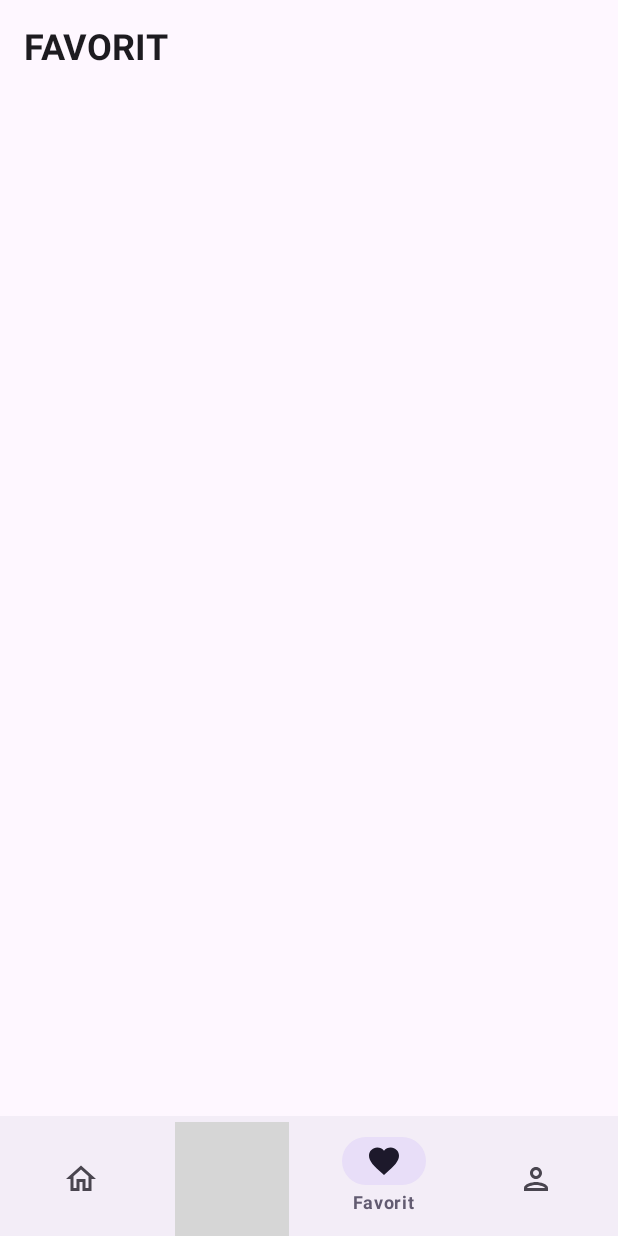
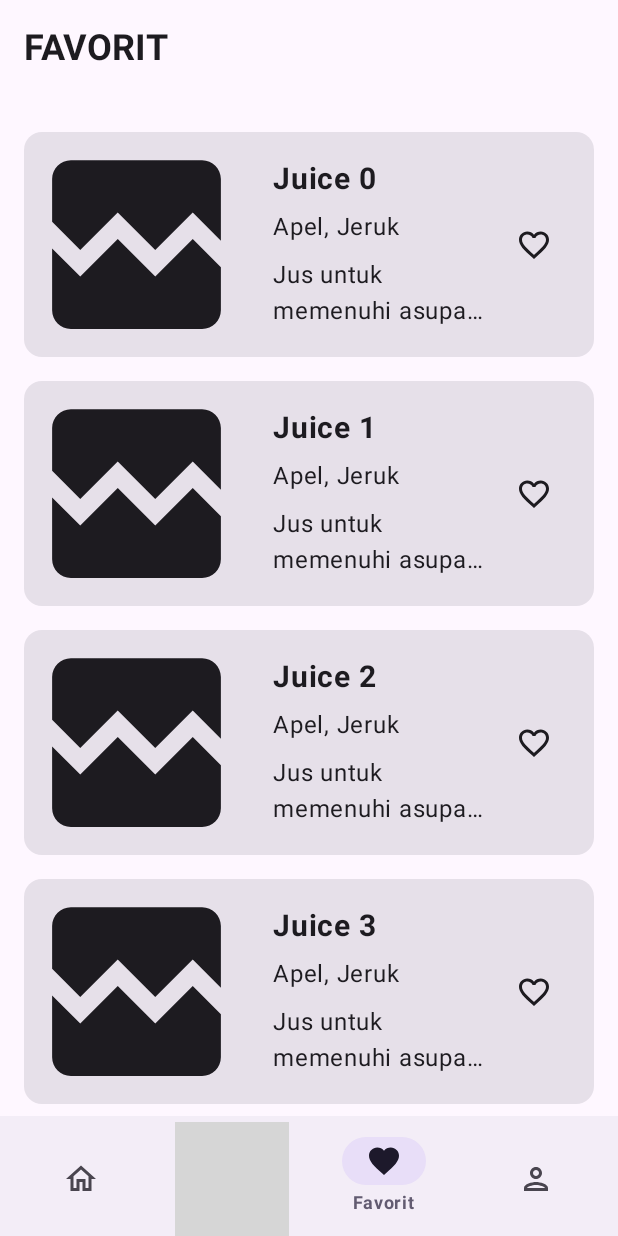
Before and after one commit to RidhwanAF/SehatScan, an Android app built with Jetpack Compose: the Favorite screen opened through its navigation route, on a phone screen of 412 x 824 dp. Run offline under Robolectric (Android 15) with nearby library versions, the light colour scheme and no system bars; our stand-ins replace Dagger/Hilt's generated code, Shimmer; pictures from the network do not load; 2 statements that could not run were skipped; grey boxes are pictures that could not be loaded.

Commit message:
Add: List Detail Screen in FAvorite

```diff
--- a/app/build.gradle.kts
+++ b/app/build.gradle.kts
@@ -45,7 +45,7 @@ android {
         buildConfig = true
     }
     composeOptions {
-        kotlinCompilerExtensionVersion = "1.5.3"
+        kotlinCompilerExtensionVersion = "1.5.13"
     }
     packaging {
         resources {
@@ -95,4 +95,7 @@ dependencies {
     implementation(libs.converter.gson)
     implementation(libs.logging.interceptor)
     ksp(libs.assisted.inject.processor)
+    implementation(libs.androidx.adaptive)
+    implementation(libs.androidx.adaptive.layout)
+    implementation(libs.androidx.adaptive.navigation)
 }
--- a/app/src/main/java/com/healthy/sehatscan/navigation/NavigationGraph.kt
+++ b/app/src/main/java/com/healthy/sehatscan/navigation/NavigationGraph.kt
@@ -116,7 +116,7 @@ fun NavigationGraph(
                 HistoryScreen(navController = navController)
             }
             composable(route = Route.MainScreen.Favorite.route) {
-                FavoriteScreen(navController = navController)
+                FavoriteScreen()
             }
             composable(route = Route.MainScreen.Profile.route) {
                 ProfileScreen()
--- /dev/null
+++ b/app/src/main/java/com/healthy/sehatscan/ui/favorite/FavoriteDetailScreen.kt
@@ -0,0 +1,54 @@
+package com.healthy.sehatscan.ui.favorite
+
+import androidx.compose.foundation.layout.Column
+import androidx.compose.foundation.layout.fillMaxSize
+import androidx.compose.foundation.layout.padding
+import androidx.compose.foundation.rememberScrollState
+import androidx.compose.foundation.verticalScroll
+import androidx.compose.material3.ExperimentalMaterial3Api
+import androidx.compose.material3.Scaffold
+import androidx.compose.material3.Text
+import androidx.compose.material3.TopAppBar
+import androidx.compose.material3.TopAppBarDefaults
+import androidx.compose.runtime.Composable
+import androidx.compose.ui.Modifier
+import androidx.compose.ui.input.nestedscroll.nestedScroll
+import androidx.compose.ui.res.stringResource
+import androidx.compose.ui.text.font.FontWeight
+import androidx.compose.ui.text.style.TextOverflow
+import androidx.compose.ui.unit.sp
+import com.healthy.sehatscan.R
+
+@OptIn(ExperimentalMaterial3Api::class)
+@Composable
+fun FavoriteDetailScreen(id: String) {
+    val scrollBehavior = TopAppBarDefaults.enterAlwaysScrollBehavior()
+    val scrollState = rememberScrollState()
+
+    Scaffold(
+        topBar = {
+            TopAppBar(
+                title = {
+                    Text(
+                        text = stringResource(R.string.favorite).uppercase(),
+                        fontWeight = FontWeight.Bold,
+                        fontSize = 24.sp,
+                        maxLines = 1,
+                        overflow = TextOverflow.Ellipsis
+                    )
+                },
+                scrollBehavior = scrollBehavior
+            )
+        },
+        modifier = Modifier.nestedScroll(scrollBehavior.nestedScrollConnection)
+    ) { innerPadding ->
+        Column(
+            modifier = Modifier
+                .fillMaxSize()
+                .padding(innerPadding)
+                .verticalScroll(scrollState)
+        ) {
+            Text(text = "Item Detail $id")
+        }
+    }
+}
--- /dev/null
+++ b/app/src/main/java/com/healthy/sehatscan/ui/favorite/FavoriteListScreen.kt
@@ -0,0 +1,156 @@
+package com.healthy.sehatscan.ui.favorite
+
+import androidx.compose.foundation.background
+import androidx.compose.foundation.layout.Arrangement
+import androidx.compose.foundation.layout.Box
+import androidx.compose.foundation.layout.Column
+import androidx.compose.foundation.layout.PaddingValues
+import androidx.compose.foundation.layout.Row
+import androidx.compose.foundation.layout.aspectRatio
+import androidx.compose.foundation.layout.fillMaxHeight
+import androidx.compose.foundation.layout.fillMaxSize
+import androidx.compose.foundation.layout.fillMaxWidth
+import androidx.compose.foundation.layout.height
+import androidx.compose.foundation.layout.padding
+import androidx.compose.foundation.lazy.LazyColumn
+import androidx.compose.material3.Card
+import androidx.compose.material3.ExperimentalMaterial3Api
+import androidx.compose.material3.Icon
+import androidx.compose.material3.IconButton
+import androidx.compose.material3.MaterialTheme
+import androidx.compose.material3.Scaffold
+import androidx.compose.material3.Text
+import androidx.compose.material3.TopAppBar
+import androidx.compose.material3.TopAppBarDefaults
+import androidx.compose.runtime.Composable
+import androidx.compose.ui.Alignment
+import androidx.compose.ui.Modifier
+import androidx.compose.ui.input.nestedscroll.nestedScroll
+import androidx.compose.ui.layout.ContentScale
+import androidx.compose.ui.res.painterResource
+import androidx.compose.ui.res.stringResource
+import androidx.compose.ui.text.font.FontWeight
+import androidx.compose.ui.text.style.TextOverflow
+import androidx.compose.ui.unit.dp
+import androidx.compose.ui.unit.sp
+import coil.compose.SubcomposeAsyncImage
+import com.healthy.sehatscan.R
+import com.valentinilk.shimmer.shimmer
+
+@OptIn(ExperimentalMaterial3Api::class)
+@Composable
+fun FavoriteListScreen(
+    onItemClicked: (String) -> Unit
+) {
+    val scrollBehavior = TopAppBarDefaults.enterAlwaysScrollBehavior()
+
+    Scaffold(
+        topBar = {
+            TopAppBar(
+                title = {
+                    Text(
+                        text = stringResource(R.string.favorite).uppercase(),
+                        fontWeight = FontWeight.Bold,
+                        fontSize = 24.sp,
+                        maxLines = 1,
+                        overflow = TextOverflow.Ellipsis
+                    )
+                },
+                scrollBehavior = scrollBehavior
+            )
+        },
+        modifier = Modifier.nestedScroll(scrollBehavior.nestedScrollConnection)
+    ) { innerPadding ->
+        LazyColumn(
+            contentPadding = PaddingValues(16.dp),
+            modifier = Modifier
+                .fillMaxSize()
+                .padding(top = innerPadding.calculateTopPadding())
+        ) {
+            items(100) {
+                FavoriteListItem(
+                    item = "$it"
+                ) {
+                    onItemClicked(it)
+                }
+            }
+        }
+    }
+}
+
+@Composable
+fun FavoriteListItem(modifier: Modifier = Modifier, item: String, onItemClicked: (String) -> Unit) {
+    Card(
+        onClick = { onItemClicked(item) },
+        modifier = Modifier.padding(vertical = 8.dp)
+    ) {
+        Row(
+            verticalAlignment = Alignment.CenterVertically,
+            horizontalArrangement = Arrangement.spacedBy(16.dp),
+            modifier = modifier
+                .fillMaxWidth()
+                .height(150.dp)
+        ) {
+            SubcomposeAsyncImage(
+                model = "https://thumb.photo-ac.com/13/130ecf0d1b3cbb04e38c509600e5f289_t.jpeg",
+                contentDescription = null,
+                contentScale = ContentScale.Crop,
+                loading = {
+                    Box(modifier = Modifier.shimmer()) {
+                        Box(
+                            modifier = Modifier
+                                .background(MaterialTheme.colorScheme.onBackground)
+                                .fillMaxHeight()
+                                .aspectRatio(1f)
+                        )
+                    }
+                },
+                error = {
+                    Icon(
+                        painter = painterResource(R.drawable.ic_broken_image),
+                        contentDescription = stringResource(
+                            R.string.failed_to_load_image
+                        ),
+                        modifier = Modifier.align(Alignment.Center)
+                    )
+                },
+                clipToBounds = true,
+                modifier = Modifier
+                    .fillMaxHeight()
+                    .aspectRatio(1f)
+            )
+            Row(
+                horizontalArrangement = Arrangement.spacedBy(8.dp),
+                verticalAlignment = Alignment.CenterVertically,
+                modifier = Modifier
+                    .weight(1f)
+                    .padding(top = 16.dp, bottom = 16.dp, end = 16.dp)
+            ) {
+                Column(
+                    verticalArrangement = Arrangement.spacedBy(8.dp),
+                    modifier = Modifier.weight(1f)
+                ) {
+                    Text(
+                        text = "Juice $item",
+                        fontSize = 20.sp,
+                        fontWeight = FontWeight.Bold,
+                        maxLines = 1,
+                        overflow = TextOverflow.Ellipsis
+                    )
+                    Text(text = "Apel, Jeruk", maxLines = 1, overflow = TextOverflow.Ellipsis)
+                    Text(
+                        text = "Jus untuk memenuhi asupan vitamin harianmu",
+                        maxLines = 2,
+                        overflow = TextOverflow.Ellipsis
+                    )
+                }
+                IconButton(onClick = { /*TODO*/ }) {
+                    Icon(
+                        painter = painterResource(R.drawable.ic_favorite),
+                        contentDescription = stringResource(R.string.favorite)
+                    )
+                }
+            }
+        }
+    }
+}
--- a/app/src/main/java/com/healthy/sehatscan/ui/favorite/FavoriteScreen.kt
+++ b/app/src/main/java/com/healthy/sehatscan/ui/favorite/FavoriteScreen.kt
@@ -1,57 +1,32 @@
 package com.healthy.sehatscan.ui.favorite
 
-import androidx.compose.foundation.layout.Column
-import androidx.compose.foundation.layout.fillMaxSize
-import androidx.compose.foundation.layout.padding
-import androidx.compose.foundation.rememberScrollState
-import androidx.compose.foundation.verticalScroll
-import androidx.compose.material3.ExperimentalMaterial3Api
-import androidx.compose.material3.Scaffold
-import androidx.compose.material3.Text
-import androidx.compose.material3.TopAppBar
-import androidx.compose.material3.TopAppBarDefaults
+import androidx.activity.compose.BackHandler
+import androidx.compose.material3.adaptive.ExperimentalMaterial3AdaptiveApi
+import androidx.compose.material3.adaptive.layout.ListDetailPaneScaffold
+import androidx.compose.material3.adaptive.layout.ListDetailPaneScaffoldRole
+import androidx.compose.material3.adaptive.navigation.rememberListDetailPaneScaffoldNavigator
 import androidx.compose.runtime.Composable
-import androidx.compose.ui.Modifier
-import androidx.compose.ui.input.nestedscroll.nestedScroll
-import androidx.compose.ui.res.stringResource
-import androidx.compose.ui.text.font.FontWeight
-import androidx.compose.ui.text.style.TextOverflow
-import androidx.compose.ui.unit.sp
-import androidx.navigation.NavHostController
-import com.healthy.sehatscan.R
 
-@OptIn(ExperimentalMaterial3Api::class)
+@OptIn(ExperimentalMaterial3AdaptiveApi::class)
 @Composable
-fun FavoriteScreen(
-    navController: NavHostController,
-) {
-    val scrollBehavior = TopAppBarDefaults.enterAlwaysScrollBehavior()
-    val scrollState = rememberScrollState()
+fun FavoriteScreen() {
+    val navigator = rememberListDetailPaneScaffoldNavigator<Any>()
 
-    Scaffold(
-        topBar = {
-            TopAppBar(
-                title = {
-                    Text(
-                        text = stringResource(R.string.favorite).uppercase(),
-                        fontWeight = FontWeight.Bold,
-                        fontSize = 24.sp,
-                        maxLines = 1,
-                        overflow = TextOverflow.Ellipsis
-                    )
-                },
-                scrollBehavior = scrollBehavior
-            )
+    BackHandler(navigator.canNavigateBack()) {
+        navigator.navigateBack()
+    }
+
+    ListDetailPaneScaffold(
+        directive = navigator.scaffoldDirective,
+        value = navigator.scaffoldValue,
+        listPane = {
+            FavoriteListScreen {
+                navigator.navigateTo(ListDetailPaneScaffoldRole.Detail, it)
+            }
         },
-        modifier = Modifier.nestedScroll(scrollBehavior.nestedScrollConnection)
-    ) { innerPadding ->
-        Column(
-            modifier = Modifier
-                .padding(innerPadding)
-                .fillMaxSize()
-                .verticalScroll(scrollState)
-        ) {
-
+        detailPane = {
+            val content = navigator.currentDestination?.content?.toString() ?: "Select an item"
+            FavoriteDetailScreen(content)
         }
-    }
+    )
 }
--- /dev/null
+++ b/app/src/main/res/drawable/ic_broken_image.xml
@@ -0,0 +1,5 @@
+<vector xmlns:android="http://schemas.android.com/apk/res/android" android:height="24dp" android:tint="#000000" android:viewportHeight="24" android:viewportWidth="24" android:width="24dp">
+
+    <path android:fillColor="@android:color/white" android:pathData="M21,5v6.59l-3,-3.01 -4,4.01 -4,-4 -4,4 -3,-3.01L3,5c0,-1.1 0.9,-2 2,-2h14c1.1,0 2,0.9 2,2zM18,11.42l3,3.01L21,19c0,1.1 -0.9,2 -2,2L5,21c-1.1,0 -2,-0.9 -2,-2v-6.58l3,2.99 4,-4 4,4 4,-3.99z"/>
+
+</vector>
--- a/app/src/main/res/values/strings.xml
+++ b/app/src/main/res/values/strings.xml
@@ -66,4 +66,5 @@
     <string name="failed_to_send_reset_password_link">Gagal mengirimkan tautan untuk mengganti password, coba lagi</string>
     <string name="failed_to_get_fruit_data">Gagal mendapatkan data buah, coba lagi</string>
     <string name="failed_to_get_disease_data">Gagal mendapatkan data penyakit, coba lagi</string>
+    <string name="failed_to_load_image">Failed to load image</string>
 </resources>
--- a/gradle/libs.versions.toml
+++ b/gradle/libs.versions.toml
@@ -1,10 +1,11 @@
 [versions]
+adaptive = "1.0.0-beta02"
 agp = "8.5.0-beta02"
 assistedInjectProcessor = "0.5.2"
 cameraCore = "1.3.3"
 cameraCamera2 = "1.3.3"
 converterGson = "2.9.0"
-kotlin = "1.9.10"
+kotlin = "1.9.23"
 coreKtx = "1.13.1"
 junit = "4.13.2"
 junitVersion = "1.1.5"
@@ -30,6 +31,9 @@ tensorflowLiteGpu = "2.9.0"
 tensorflowLiteTaskVision = "0.4.0"
 
 [libraries]
+androidx-adaptive-layout = { module = "androidx.compose.material3.adaptive:adaptive-layout", version.ref = "adaptive" }
+androidx-adaptive = { module = "androidx.compose.material3.adaptive:adaptive", version.ref = "adaptive" }
+androidx-adaptive-navigation = { module = "androidx.compose.material3.adaptive:adaptive-navigation", version.ref = "adaptive" }
 androidx-camera-camera2 = { module = "androidx.camera:camera-camera2", version.ref = "cameraCamera2" }
 androidx-camera-core = { module = "androidx.camera:camera-core", version.ref = "cameraCore" }
 androidx-camera-extensions = { module = "androidx.camera:camera-extensions", version.ref = "cameraCore" }
```
